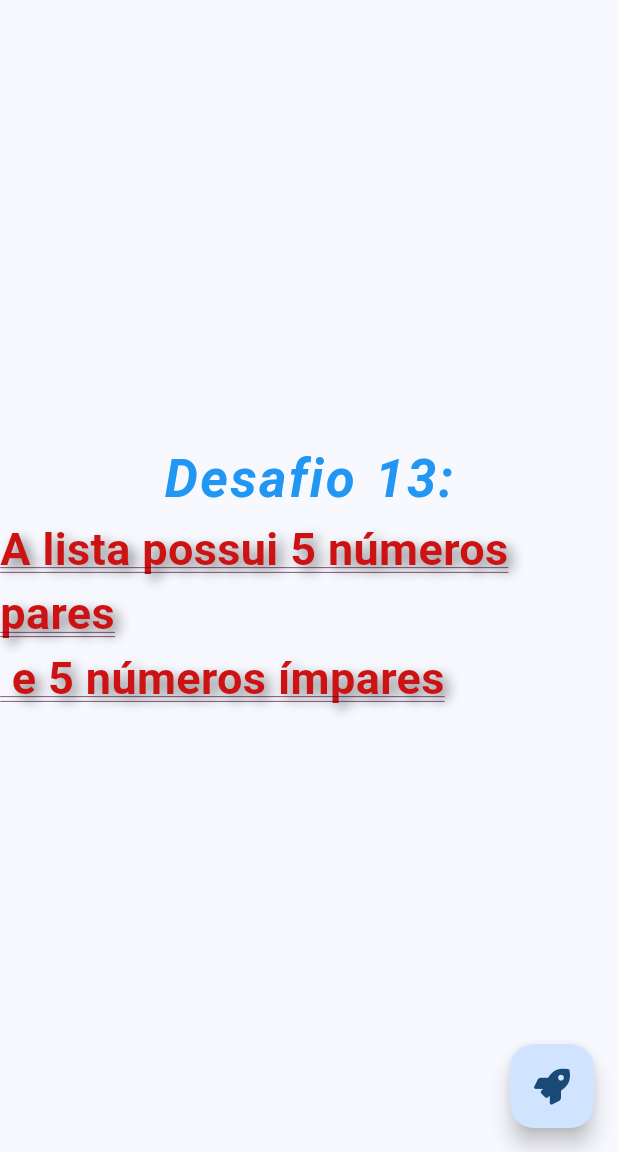
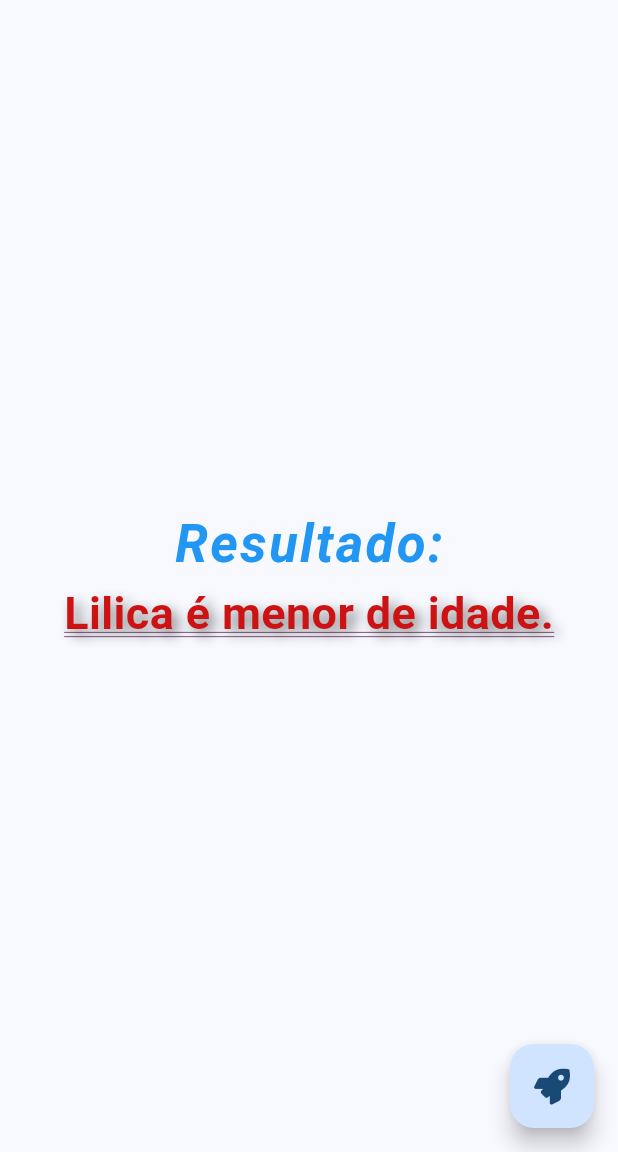
Before and after one commit to MateusOliveira991/projeto-flutter-modulo2, a Flutter app: the screen it shows after launch, after a tap on an icon or button, on a phone screen of 412 x 824 dp, the part 84-1236 px from its top. Run offline on Flutter 3.47's test engine with Material 3 defaults, Android fonts, the phone set to English and light mode, and no system bars; our stand-ins replace font_awesome_flutter.

Commit message:
feat: maior ou menor de idade.

```diff
--- a/lib/main.dart
+++ b/lib/main.dart
@@ -156,7 +156,8 @@ class _MyHomePageState extends State<MyHomePage> {
   }
 
   //Desafio 6:
-  //Faça uma função que inicialize um número inteiro qualquer. Como resultado, mostre na tela o seu antecessor e o seu sucessor
+  //Faça uma função que inicialize um número inteiro qualquer.
+  //Como resultado, mostre na tela o seu antecessor e o seu sucessor
 
   void _desafio6() {
     int numero = 9;
@@ -174,12 +175,32 @@ class _MyHomePageState extends State<MyHomePage> {
   void _desafio7() {
     double minimumWage = 1412.00;
     double salary = 7000.00;
-    double result = salary/minimumWage;
+    double result = salary / minimumWage;
 
     result = double.parse((result).toStringAsFixed(2));
 
     setState(() {
       _result = '$salary reais equivale a\n$result salários mínimos.';
+    });
+  }
+
+//Desafio10
+//Crie uma função que inicialize o nome e a idade de uma pessoa.
+//Como resultado, mostre na tela o nome da pessoa e se ela é maior ou menor de idade.
+
+  void _desafio10() {
+    String nome = 'Lilica';
+    int idade = 17;
+
+    String status;
+    if (idade >= 18) {
+      status = 'maior de idade';
+    } else {
+      status = 'menor de idade';
+    }
+
+    setState(() {
+      _result = '$nome é $status.';
     });
   }
 
@@ -215,18 +236,18 @@ class _MyHomePageState extends State<MyHomePage> {
     }
 
     setState(() {
-      _result = 'A lista possui $pares números pares\n e $impares números ímpares';
+      _result =
+          'A lista possui $pares números pares\n e $impares números ímpares';
     });
   }
-
 
   /// Escreva um método que determina se uma palavra ou frase é um palíndromo, ou seja,
   /// a palavra pode ser lida de da esquerda para a direita ou ao contrário, ignorando pontuação,
   /// números e qualquer outro caracter que não seja uma letra.
   /// Considere também que não há diferenças entre letras maiúsculas e minúsculas. Exemplos de palíndromo: Ana, madam, Arara.
-  void _desafio16(){
+  void _desafio16() {
     String word = 'Arara';
-    var onlyLetters = word.replaceAll(RegExp('[^A-Za-z]'),'').split('');
+    var onlyLetters = word.replaceAll(RegExp('[^A-Za-z]'), '').split('');
     String reversed = onlyLetters.reversed.join();
 
     String palindrome = 'Falso';
@@ -239,13 +260,13 @@ class _MyHomePageState extends State<MyHomePage> {
       _result = 'Palavra: $word\nPalíndromo: $palindrome';
     });
 
-    return ;
+    return;
   }
 
   //Desafio 17
   //Crie uma função que inicialize um número e imprime uma mensagem dizendo se ele é ou não é um número primo.
 
-    void _desafio17() {
+  void _desafio17() {
     int numero = 13; // Número fixo para verificar se é primo
     if (numero <= 1) {
       setState(() {
@@ -283,7 +304,7 @@ class _MyHomePageState extends State<MyHomePage> {
           mainAxisAlignment: MainAxisAlignment.center,
           children: <Widget>[
             const Text(
-              'Desafio 13:',
+              'Resultado:',
               style: TextStyle(
                 fontSize: 35,
                 fontWeight: FontWeight.bold,
@@ -318,8 +339,8 @@ class _MyHomePageState extends State<MyHomePage> {
         ),
       ),
       floatingActionButton: FloatingActionButton(
-        onPressed: _desafio13,
-        tooltip: '_desafio13',
+        onPressed: _desafio10,
+        tooltip: '_desafio10',
         child: const Icon(FontAwesomeIcons.rocket),
       ),
     );
```
